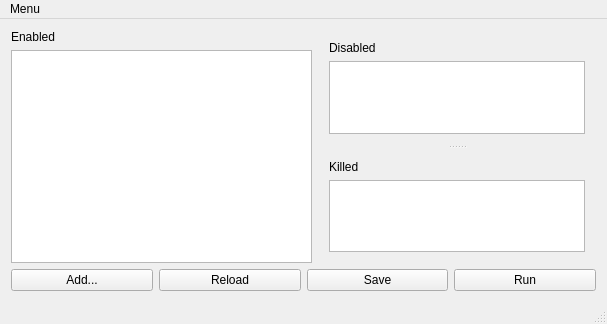
First picture: the form in mainwindow.ui, repository MarioUnoDueTreQuattro/KillManagerQt, before the edit.
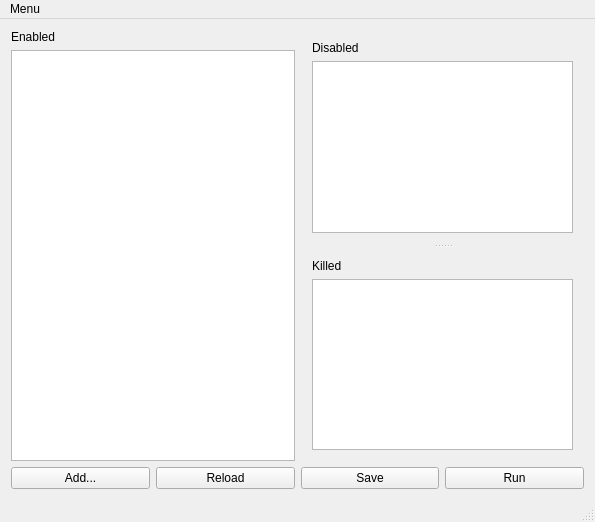
Second picture: the form after the edit. Icons and pictures are not drawn.

```diff
--- a/mainwindow.ui
+++ b/mainwindow.ui
@@ -6,8 +6,8 @@
    <rect>
     <x>0</x>
     <y>0</y>
-    <width>607</width>
-    <height>324</height>
+    <width>595</width>
+    <height>522</height>
    </rect>
   </property>
   <property name="windowTitle">
@@ -35,6 +35,12 @@
         </item>
         <item>
          <widget class="QSplitter" name="splitter">
+          <property name="sizePolicy">
+           <sizepolicy hsizetype="Expanding" vsizetype="Expanding">
+            <horstretch>0</horstretch>
+            <verstretch>0</verstretch>
+           </sizepolicy>
+          </property>
           <property name="orientation">
            <enum>Qt::Vertical</enum>
           </property>
@@ -139,7 +145,7 @@
     <rect>
      <x>0</x>
      <y>0</y>
-     <width>607</width>
+     <width>595</width>
      <height>18</height>
     </rect>
    </property>
```
